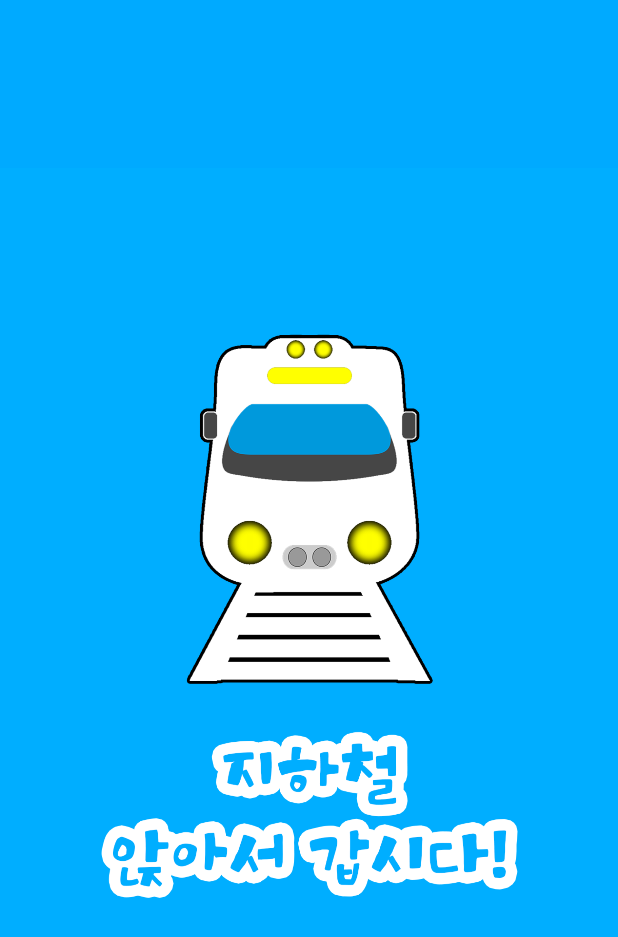
After one commit to zakartayo/LetsSeatInMetro, an Android app: the SplashActivity screen opened directly, with no data from a screen before it, on a phone screen of 412 x 824 dp. The commit adds this screen. Shown: the top 937 px of the screen. Run offline under Robolectric (Android 15) with nearby library versions, the phone set to English and light mode, and no system bars.

Commit message:
앱 Splash 이미지 추가(2초 지속)

```diff
--- a/app/src/main/java/com/example/letsseatinmetro/Activities/MainActivity.java
+++ b/app/src/main/java/com/example/letsseatinmetro/Activities/MainActivity.java
@@ -1,5 +1,6 @@
 package com.example.letsseatinmetro.Activities;
 
+import android.content.Intent;
 import android.os.AsyncTask;
 import android.support.v7.app.AppCompatActivity;
 import android.os.Bundle;
@@ -41,7 +42,7 @@ public class MainActivity extends AppCompatActivity {
 
         ArrayList<MainCardItem> items = new ArrayList<>();
         MainCardItem[] item = new MainCardItem[10];
-        item[0] = new MainCardItem("1호선", R.drawable.metro, "#1");
+        item[0] = new MainCardItem("1호선",R.drawable.metro, "#1");
         item[1] = new MainCardItem("2호선",R.drawable.metro, "#2");
         item[2] = new MainCardItem("3호선",R.drawable.metro, "#3");
         item[3] = new MainCardItem("4호선",R.drawable.metro, "#4");
--- /dev/null
+++ b/app/src/main/java/com/example/letsseatinmetro/Activities/SplashActivity.java
@@ -0,0 +1,29 @@
+package com.example.letsseatinmetro.Activities;
+
+import android.content.Intent;
+import android.os.Handler;
+import android.support.v7.app.AppCompatActivity;
+import android.os.Bundle;
+import android.util.Log;
+
+import com.example.letsseatinmetro.R;
+public class SplashActivity extends AppCompatActivity {
+
+    @Override
+    protected void onCreate(Bundle savedInstanceState) {
+        super.onCreate(savedInstanceState);
+        startLoading();
+    }
+    public void startLoading(){
+        Log.e("Splash_image", "Splash_image");
+        Handler hd = new Handler();
+        hd.postDelayed(new Runnable() {
+            @Override
+            public void run() {
+                Intent intent = new Intent(getApplicationContext(), MainActivity.class);
+                startActivity(intent);
+                finish();
+            }
+        }, 2000); // 2초 후 이미지를 닫습니다
+    }
+}
--- a/app/src/main/java/com/example/letsseatinmetro/Adapters/MainRecyclerAdapter.java
+++ b/app/src/main/java/com/example/letsseatinmetro/Adapters/MainRecyclerAdapter.java
@@ -41,7 +41,7 @@ public class MainRecyclerAdapter extends RecyclerView.Adapter<MainRecyclerAdapte
     public void onBindViewHolder(ViewHolder holder, int position) {
         final MainCardItem item = items.get(position);
 
-        holder.lineColor.setImageResource(item.getLineColor());
+        holder.lineColor.setImageResource((int)item.getLineColor());
         holder.lineName.setText(item.getLineName());
         holder.lineRange.setText(item.getLineRange());
         holder.cardview.setOnClickListener(new View.OnClickListener() {
@@ -49,6 +49,7 @@ public class MainRecyclerAdapter extends RecyclerView.Adapter<MainRecyclerAdapte
             public void onClick(View v) {
                 Intent intent = new Intent(context, LineActivity.class);
                 intent.putExtra("lineName", item.getLineName());
+                intent.addFlags(Intent.FLAG_ACTIVITY_NEW_TASK);
                 context.startActivity(intent);
             }
         });
--- /dev/null
+++ b/app/src/main/res/drawable/splashimg.xml
@@ -0,0 +1,11 @@
+<?xml version="1.0" encoding="utf-8"?>
+<layer-list xmlns:android="http://schemas.android.com/apk/res/android"
+    android:opacity="opaque">
+    <item android:drawable="@color/colorPrimary"/>
+    <item
+        android:width="450dp"
+        android:height="600dp"
+        android:drawable="@drawable/splash"
+        android:gravity="center"/>
+
+</layer-list>
--- a/app/src/main/res/values/colors.xml
+++ b/app/src/main/res/values/colors.xml
@@ -1,6 +1,6 @@
 <?xml version="1.0" encoding="utf-8"?>
 <resources>
-    <color name="colorPrimary">#3F51B5</color>
+    <color name="colorPrimary">#00aaff</color>
     <color name="colorPrimaryDark">#303F9F</color>
     <color name="colorAccent">#FF4081</color>
 </resources>
--- a/app/src/main/res/values/styles.xml
+++ b/app/src/main/res/values/styles.xml
@@ -6,6 +6,16 @@
         <item name="colorPrimary">@color/colorPrimary</item>
         <item name="colorPrimaryDark">@color/colorPrimaryDark</item>
         <item name="colorAccent">@color/colorAccent</item>
+        <!-- No Title Bar-->
+        <item name="windowActionBar">false</item>
+        <item name="windowNoTitle">true</item>
+
+    </style>
+
+    <style name="SplashTheme" parent="AppTheme">
+        <item name="windowNoTitle">true</item>
+        <item name="windowActionBar">false</item>
+        <item name="android:windowBackground">@drawable/splashimg</item>
     </style>
 
 </resources>
```
Also changed, not shown: app/src/main/AndroidManifest.xml (+5 -2 lines), app/src/main/res/drawable-v24/splash.png (added), app/src/main/res/drawable/metro.png (added), app/src/main/res/drawable/splash.png (added).
